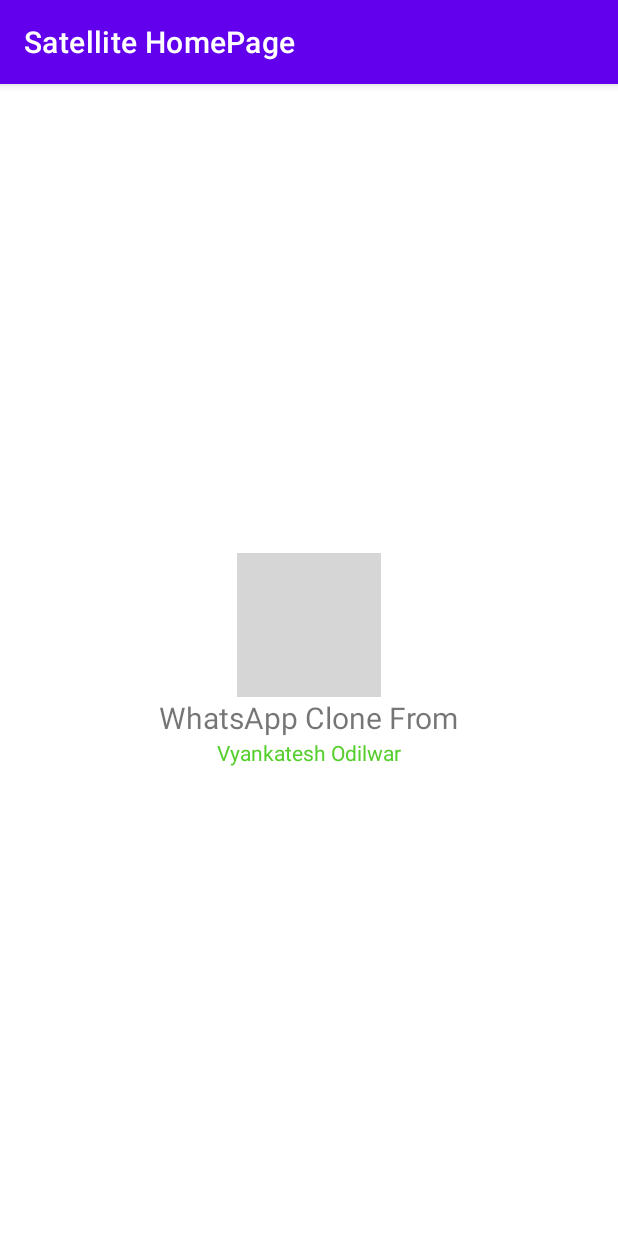
After one commit to vyankateshOdilwar/practiceRepo, an Android app: the splashScreen screen opened directly, with no data from a screen before it, on a phone screen of 412 x 824 dp. The commit adds this screen. Run offline under Robolectric (Android 15) with nearby library versions, the phone set to English and light mode, and no system bars; grey boxes are pictures that could not be loaded.

Commit message:
added splash screen

```diff
--- a/app/src/main/AndroidManifest.xml
+++ b/app/src/main/AndroidManifest.xml
@@ -12,6 +12,15 @@
         android:theme="@style/Theme.BMICalculator"
         tools:targetApi="31">
         <activity
+            android:name=".splashScreen"
+            android:exported="true">
+            <intent-filter>
+                <action android:name="android.intent.action.MAIN" />
+
+                <category android:name="android.intent.category.LAUNCHER" />
+            </intent-filter>
+        </activity>
+        <activity
             android:name=".MainActivity"
             android:exported="true">
             <intent-filter>
--- /dev/null
+++ b/app/src/main/java/com/example/bmicalculator/splashScreen.java
@@ -0,0 +1,29 @@
+package com.example.bmicalculator;
+
+import androidx.appcompat.app.AppCompatActivity;
+
+import android.content.Intent;
+import android.os.Bundle;
+import android.os.Handler;
+
+public class splashScreen extends AppCompatActivity {
+
+    @Override
+    protected void onCreate(Bundle savedInstanceState) {
+        super.onCreate(savedInstanceState);
+        setContentView(R.layout.activity_splash_screen);
+
+        Intent intentHome = new Intent(splashScreen.this, MainActivity.class);
+        new Handler().postDelayed(new Runnable() {
+            @Override
+            public void run() {
+                startActivity(intentHome);
+                finish();
+            }
+        },2000);
+
+
+
+    }
+
+}
--- /dev/null
+++ b/app/src/main/res/layout/activity_splash_screen.xml
@@ -0,0 +1,29 @@
+<?xml version="1.0" encoding="utf-8"?>
+<LinearLayout
+    xmlns:android="http://schemas.android.com/apk/res/android"
+    xmlns:app="http://schemas.android.com/apk/res-auto"
+    xmlns:tools="http://schemas.android.com/tools"
+    android:layout_width="match_parent"
+    android:layout_height="match_parent"
+    android:gravity="center"
+    android:orientation="vertical"
+    tools:context=".splashScreen">
+
+    <ImageView
+        android:layout_width="wrap_content"
+        android:layout_height="wrap_content"
+        android:src="@drawable/baseline_satellite_alt_24"/>
+
+    <TextView
+        android:layout_width="wrap_content"
+        android:layout_height="wrap_content"
+        android:textSize="20sp"
+        android:text="WhatsApp Clone From"/>
+
+    <TextView
+        android:layout_width="wrap_content"
+        android:layout_height="wrap_content"
+        android:textColor="@color/greenColor"
+        android:text="Vyankatesh Odilwar"/>
+
+</LinearLayout>
--- a/app/src/main/res/values/colors.xml
+++ b/app/src/main/res/values/colors.xml
@@ -10,4 +10,5 @@
     <color name="overweight">#DA0202</color>
     <color name="underweight">#FFE504</color>
     <color name="healthy">#0CA313</color>
+    <color name="greenColor">#54CF2C</color>
 </resources>
```
Also changed, not shown: 1 other file.
